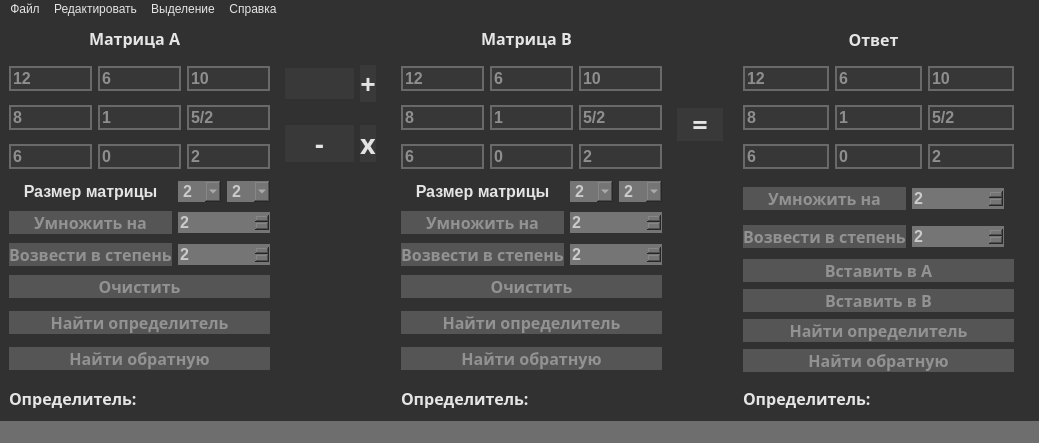
The window that mainwindow.ui (PorisulkiP/Matrix_Calculator) describes before a commit, drawn with Qt 5.
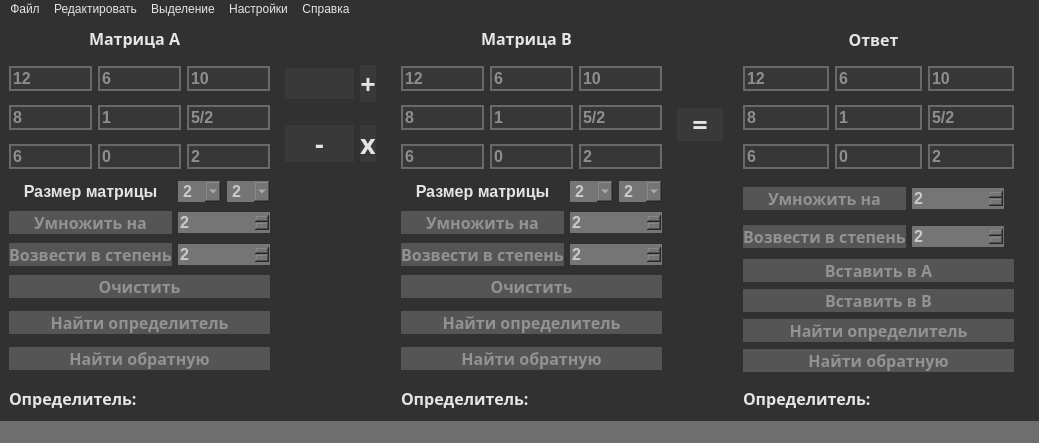
The same window after the commit. Icons and pictures are not drawn.

The edit to the form file:
```diff
--- a/mainwindow.ui
+++ b/mainwindow.ui
@@ -2252,9 +2252,16 @@
     </property>
     <addaction name="action_2"/>
    </widget>
+   <widget class="QMenu" name="menuSettings">
+    <property name="title">
+     <string>Настройки</string>
+    </property>
+    <addaction name="actionCUDA_support"/>
+   </widget>
    <addaction name="menuFile"/>
    <addaction name="menuEdit"/>
    <addaction name="menuSelect"/>
+   <addaction name="menuSettings"/>
    <addaction name="menuHelp"/>
   </widget>
   <widget class="QStatusBar" name="statusbar">
```
Left out of the diff: 11 changed lines with no effect on the pictures.
